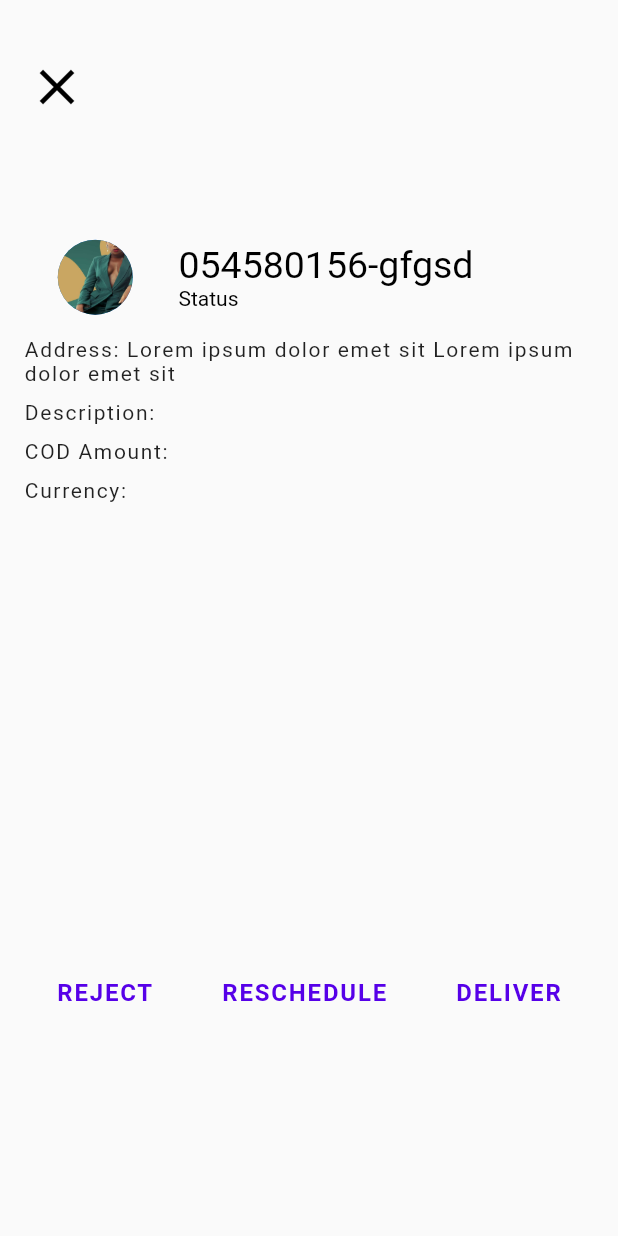
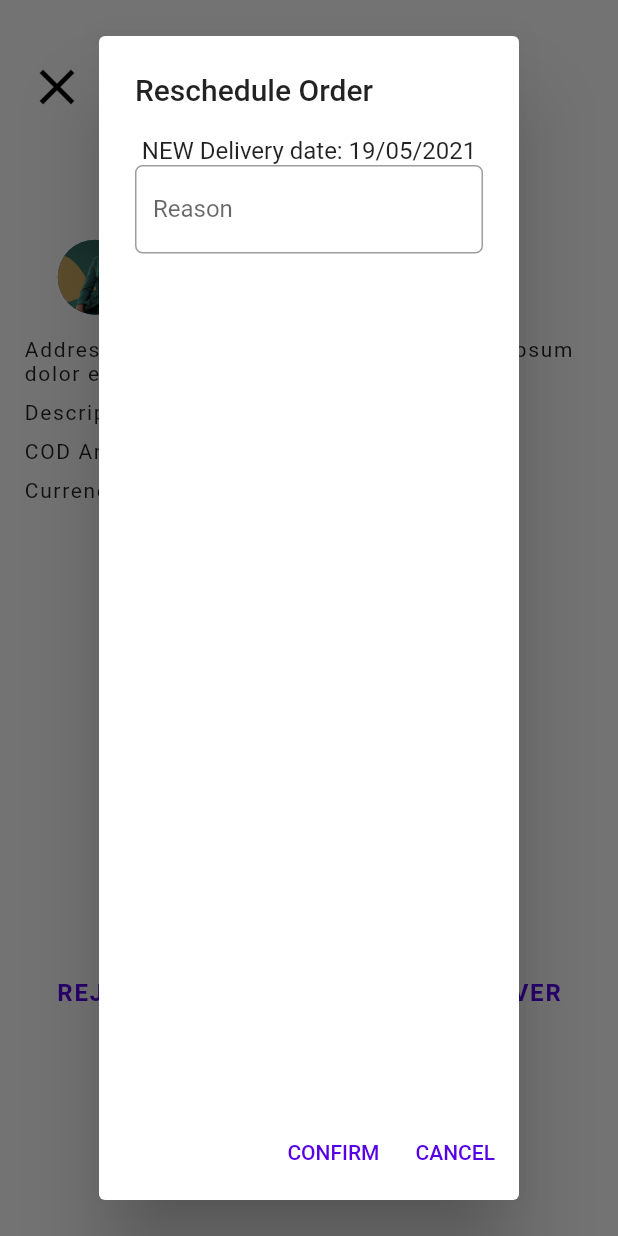
Before and after one commit to OTragger/Mateen, a Flutter app: the Frame4 screen opened directly, after a tap on "RESCHEDULE", on a phone screen of 412 x 824 dp. Run offline on Flutter 3.47's test engine with Material 2 defaults, Android fonts, the light colour scheme and no system bars; missing offline and left inert: qr_code_scanner.

Commit message:
Adding Files

```diff
--- a/lib/screens/frame4.dart
+++ b/lib/screens/frame4.dart
@@ -1,7 +1,10 @@
+
 import 'package:flutter/material.dart';
 import 'package:mateen/screens/rejectPage.dart';
 import 'package:mateen/screens/scannedHistory.dart';
 import 'package:mateen/widgets/scannedItemInfo.dart';
+
+import 'deliveryPage.dart';
 
 class Frame4 extends StatelessWidget {
   @override
@@ -33,7 +36,61 @@ class Frame4 extends StatelessWidget {
                         ),
                       ),
                       TextButton(
-                        onPressed: (){print('Reschedule');},
+                        onPressed: (){
+                          showDialog(
+                            barrierDismissible: true,
+                            context: context,
+                            builder: (context){
+                              return AlertDialog(
+                                title: Text('Reschedule Order'),
+                                content: Column(
+                                  children:[
+                                    Text('NEW Delivery date: 19/05/2021'),
+                                    TextField(
+                                      decoration: InputDecoration(
+                                        labelText: 'Reason',
+                                        border:OutlineInputBorder(
+                                          borderRadius: BorderRadius.all(
+                                            const Radius.circular(5.0)
+                                          ),
+                                          borderSide: BorderSide(
+                                            width: 2,
+                                            color: Color.fromARGB(255,86, 0, 232),
+                                          )
+                                        ),
+                                        hintText: 'Input text',
+                                      ),
+                                    ),
+                                  ]
+                                ),
+                                actions: [
+                                  TextButton(
+                                    child: Text(
+                                      'CONFIRM',
+                                      style: TextStyle(
+                                        color: Color.fromARGB(255,86, 0, 232),
+                                      ),
+                                    ),
+                                    onPressed: (){
+                                      Navigator.pop(context);
+                                    },
+                                  ),
+                                  TextButton(
+                                    child: Text(
+                                      'CANCEL',
+                                      style: TextStyle(
+                                        color: Color.fromARGB(255,86, 0, 232),
+                                      ),
+                                    ),
+                                    onPressed: (){
+                                      Navigator.pop(context);
+                                    },
+                                  )
+                                ],
+                              );
+                            }
+                          );
+                        },
                         child: Text(
                           'RESCHEDULE',
                           style: TextStyle(
@@ -45,7 +102,9 @@ class Frame4 extends StatelessWidget {
                         ),
                       ),
                       TextButton(
-                        onPressed: (){print('Delivered');},
+                        onPressed: (){
+                          Navigator.of(context).push(MaterialPageRoute(builder: (context)=>DeliveryPage()));
+                        },
                         child: Text(
                           'DELIVER',
                           style: TextStyle(
--- a/lib/screens/scannedHistory.dart
+++ b/lib/screens/scannedHistory.dart
@@ -44,8 +44,8 @@ class ScannedHistory extends StatelessWidget {
               color: Colors.white,
               onPressed: (){},
             )
-        ]
-      ),
+          ]
+        ),
       )
     );
   }
--- a/pubspec.yaml
+++ b/pubspec.yaml
@@ -21,7 +21,7 @@ environment:
   sdk: ">=2.7.0 <3.0.0"
 
 dependencies:
-  #qr_code_flutter: ^0.4.0
+  qr_code_scanner: ^0.4.0
   flutter:
     sdk: flutter
 
```
Also changed, not shown: lib/screens/scanPage.dart (+70 -10 lines), pubspec.lock, 1 other file.
